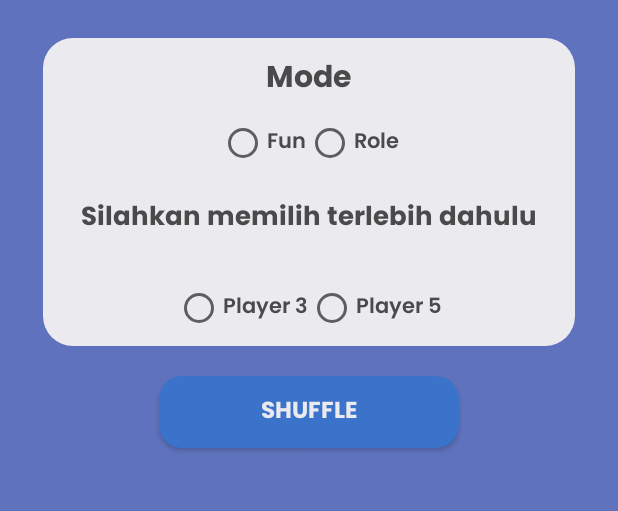
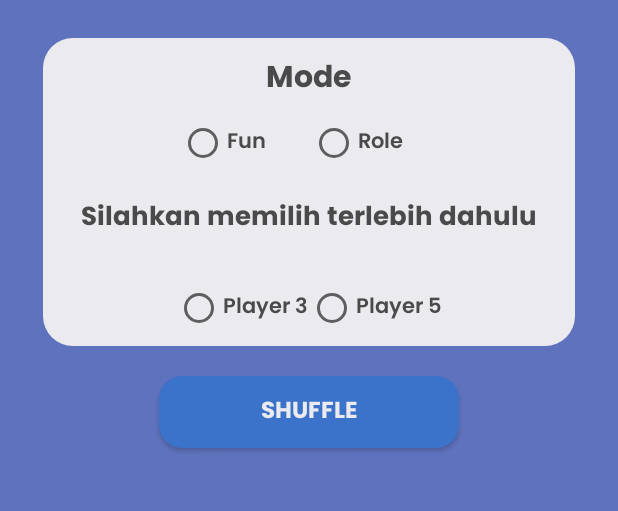
Before and after one commit to Mikaelazzz/Neozy, an Android app: the fragment draft placed in its activity, on a phone screen of 412 x 824 dp, the part 426-937 px from its top. Run offline under Robolectric (Android 15) with nearby library versions, the phone set to English and light mode, and no system bars; pictures from the network do not load.

Commit message:
Update draft.xml

```diff
--- a/app/src/main/res/layout/draft.xml
+++ b/app/src/main/res/layout/draft.xml
@@ -59,7 +59,8 @@
                 android:layout_height="50dp"
                 android:text="Fun"
                 android:textColor="@color/font2"
-                android:fontFamily="@font/poppinssemibold">
+                android:fontFamily="@font/poppinssemibold"
+                >
             </RadioButton>
             <RadioButton
                 android:id="@+id/role"
@@ -67,7 +68,9 @@
                 android:layout_height="50dp"
                 android:text="Role"
                 android:textColor="@color/font2"
-                android:fontFamily="@font/poppinssemibold">
+                android:fontFamily="@font/poppinssemibold"
+                android:layout_marginLeft="29dp"
+                android:paddingRight="24dp">
             </RadioButton>
         </LinearLayout>
 
```
